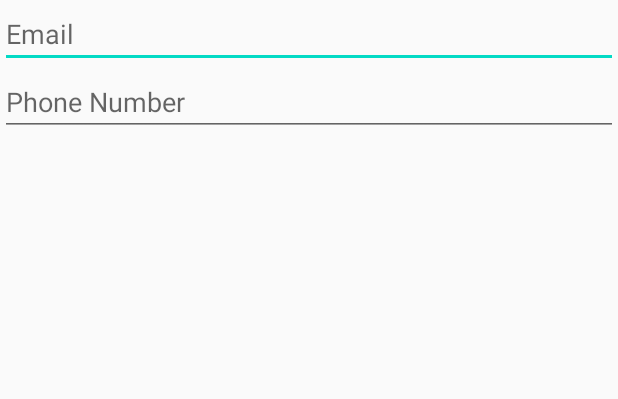
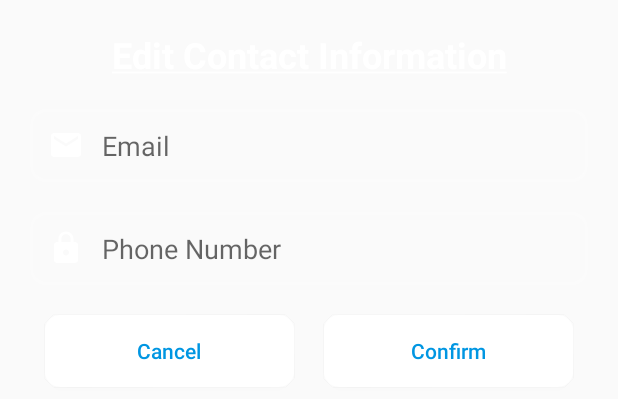
Before and after one commit to CMPUT301F20T11/Cloud8, an Android app: the layout fragment_edit_profile.xml on its own in the app's theme, with its tools: preview values and no code run, on a phone screen of 412 x 824 dp. Shown: the top 399 px of the screen. Run offline under Robolectric (Android 15) with nearby library versions, the phone set to English and light mode, and no system bars.

Commit message:
Even more UI / phone number max length
Added a character limit of 10 characters to the phone number input in signup and profile edit activities

```diff
--- a/app/src/main/java/com/example/booktracker/ui/ProfileEditDialog.java
+++ b/app/src/main/java/com/example/booktracker/ui/ProfileEditDialog.java
@@ -2,6 +2,8 @@ package com.example.booktracker.ui;
 
 import android.app.AlertDialog;
 import android.app.Dialog;
+import android.graphics.Color;
+import android.graphics.drawable.ColorDrawable;
 import android.os.Bundle;
 import android.util.Patterns;
 import android.view.LayoutInflater;
@@ -19,6 +21,7 @@ public class ProfileEditDialog extends DialogFragment {
     private EditText emailText, phoneText;
     private onEditListener listener;
     private String profileEmail = null, profilePhone = null;
+    private View view;
 
     public interface onEditListener {
         void onEditOk(String email, String phone);
@@ -28,7 +31,7 @@ public class ProfileEditDialog extends DialogFragment {
     @Override
     public Dialog onCreateDialog(@Nullable Bundle savedInstanceState) {
         final ProfileFragment fragment = (ProfileFragment) getTargetFragment();
-        final View view =
+        view =
                 LayoutInflater.from(getActivity()).inflate(R.layout.fragment_edit_profile, null);
         if (fragment != null) {
             profileEmail = fragment.getProfileEmail();
@@ -43,14 +46,18 @@ public class ProfileEditDialog extends DialogFragment {
         phoneText = view.findViewById(R.id.edit_phone);
         phoneText.setText(profilePhone);
 
+        Button cancelBtn = view.findViewById(R.id.edit_profile_cancel);
+        cancelBtn.setOnClickListener(new View.OnClickListener() {
+            @Override
+            public void onClick(View view) {
+                getDialog().dismiss();
+            }
+        });
+
         final AlertDialog.Builder builder =
-                new AlertDialog.Builder(getActivity());
+                new AlertDialog.Builder(getActivity(), R.style.MyDialogTheme);
         return builder
                 .setView(view)
-                .setTitle("Edit Contact Information")
-                .setNegativeButton("Cancel", null)
-                .setPositiveButton("OK", (dialogInterface, i) -> {
-                })
                 .create();
     }
 
@@ -59,8 +66,9 @@ public class ProfileEditDialog extends DialogFragment {
         super.onResume();
         final AlertDialog dialog = (AlertDialog) getDialog();
         if (dialog != null) {
-            Button okButton = dialog.getButton(Dialog.BUTTON_POSITIVE);
-            okButton.setOnClickListener(view -> {
+            dialog.getWindow().setBackgroundDrawable(new ColorDrawable(Color.TRANSPARENT));
+            Button confirmBtn = view.findViewById(R.id.edit_profile_confirm);
+            confirmBtn.setOnClickListener(view -> {
                 String newEmail = emailText.getText().toString().trim();
                 String newPhone = phoneText.getText().toString().trim();
 
--- a/app/src/main/res/layout/activity_sign_up.xml
+++ b/app/src/main/res/layout/activity_sign_up.xml
@@ -75,6 +75,7 @@
         android:ems="10"
         android:hint="Phone"
         android:inputType="phone"
+        android:maxLength="10"
         app:layout_constraintBottom_toTopOf="@+id/sign_up_send"
         app:layout_constraintEnd_toEndOf="@+id/editTextEmailAddress"
         app:layout_constraintHorizontal_bias="0.5"
--- a/app/src/main/res/layout/fragment_edit_profile.xml
+++ b/app/src/main/res/layout/fragment_edit_profile.xml
@@ -2,12 +2,33 @@
 <LinearLayout xmlns:android="http://schemas.android.com/apk/res/android"
     android:layout_width="match_parent"
     android:layout_height="match_parent"
+    android:padding="20dp"
+    style="@style/AppTheme"
     android:orientation="vertical">
+
+
+    <TextView
+        android:id="@+id/textView"
+        android:layout_width="match_parent"
+        android:layout_height="wrap_content"
+        android:textColor="@color/white"
+        android:textSize="24sp"
+        android:textStyle="bold"
+        android:gravity="center"
+        android:text="@string/edit_profile_title" />
 
     <EditText
         android:id="@+id/edit_email"
         android:layout_width="match_parent"
         android:layout_height="wrap_content"
+        android:layout_marginTop="20dp"
+        android:background="@drawable/custom_input"
+        android:drawableStart="@drawable/ic_email"
+        android:drawablePadding="12dp"
+        android:textColor="@color/white"
+        android:padding="12dp"
+        android:paddingStart="12dp"
+        android:paddingEnd="12dp"
         android:ems="10"
         android:hint="Email"
         android:importantForAutofill="no"
@@ -17,9 +38,48 @@
         android:id="@+id/edit_phone"
         android:layout_width="match_parent"
         android:layout_height="wrap_content"
+        android:layout_marginTop="20dp"
+        android:layout_marginBottom="10dp"
+        android:background="@drawable/custom_input"
+        android:drawableStart="@drawable/ic_lock"
+        android:drawablePadding="12dp"
+        android:textColor="@color/white"
+        android:padding="12dp"
+        android:paddingStart="12dp"
+        android:paddingEnd="12dp"
         android:ems="10"
+        android:maxLength="10"
         android:hint="Phone Number"
         android:importantForAutofill="no"
         android:inputType="phone" />
 
+    <LinearLayout
+        android:layout_width="match_parent"
+        android:layout_height="wrap_content"
+        android:orientation="horizontal">
+
+        <Button
+            android:id="@+id/edit_profile_cancel"
+            android:layout_width="wrap_content"
+            android:layout_height="wrap_content"
+            android:layout_weight="1"
+            android:layout_margin="10dp"
+            android:textAllCaps="false"
+            android:background="@drawable/custom_button_white"
+            android:textColor="@color/colorPrimary"
+            android:text="Cancel" />
+
+        <Button
+            android:id="@+id/edit_profile_confirm"
+            android:layout_width="wrap_content"
+            android:layout_height="wrap_content"
+            android:layout_weight="1"
+            android:layout_margin="10dp"
+            android:textAllCaps="false"
+            android:background="@drawable/custom_button_white"
+            android:textColor="@color/colorPrimary"
+            android:text="Confirm" />
+    </LinearLayout>
+
+
 </LinearLayout>
--- a/app/src/main/res/values/strings.xml
+++ b/app/src/main/res/values/strings.xml
@@ -23,5 +23,6 @@
     <string name="receive_book_text">Receive Book</string>
     <string name="borrow_book_text">Borrow Book</string>
     <string name="give_book_text">Give Book</string>
+    <string name="edit_profile_title"><u>Edit Contact Information</u></string>
 
 </resources>
```
Also changed, not shown: 1 other file.
